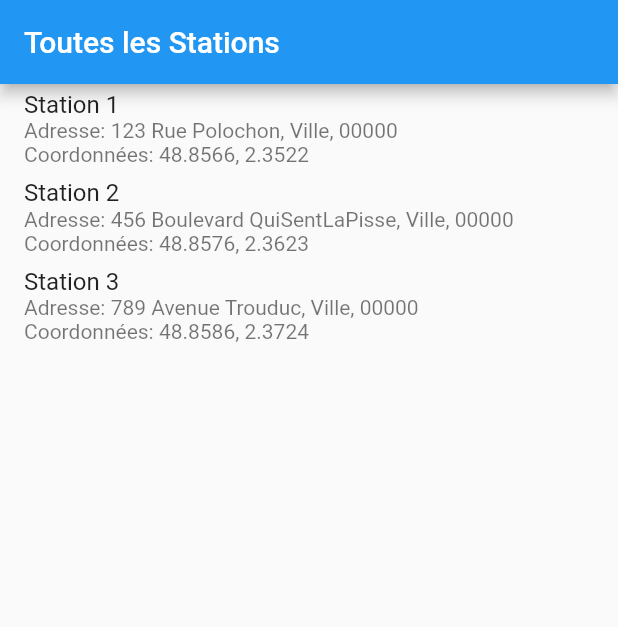
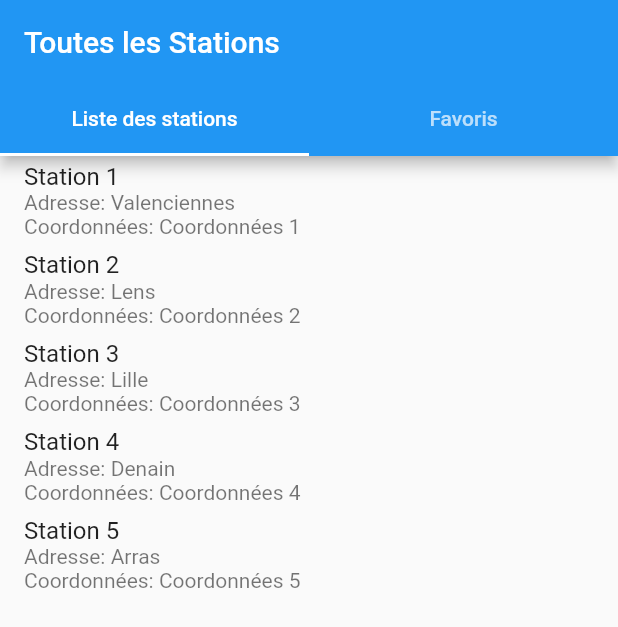
Before and after one commit to Shawigami/front-TuCarbure, a Flutter app: the screen it shows after launch, on a phone screen of 412 x 824 dp. Shown: the top 627 px of the screen. Run offline on Flutter 3.47's test engine with Material 2 defaults, Android fonts, the light colour scheme and no system bars.

Commit message:
feature\find-all-stations affichage des stations par id

```diff
--- a/lib/models/mock_data.dart
+++ b/lib/models/mock_data.dart
@@ -1,13 +1,22 @@
+// Fichier : lib/models/mock_data.dart
+
+import 'package:flutter/foundation.dart';
+
 class Station {
   final String name;
   final String address;
   final String coordinates;
 
-  Station(this.name, this.address, this.coordinates);
+  Station({required this.name, required this.address, required this.coordinates});
 }
 
 final List<Station> mockStations = <Station>[
-  Station('Station 1', '123 Rue Polochon, Ville, 00000', '48.8566, 2.3522'),
-  Station('Station 2', '456 Boulevard QuiSentLaPisse, Ville, 00000', '48.8576, 2.3623'),
-  Station('Station 3', '789 Avenue Trouduc, Ville, 00000', '48.8586, 2.3724'),
+  Station(name: 'Station 1', address: 'Valenciennes', coordinates: 'Coordonnées 1'),
+  Station(name: 'Station 2', address: 'Lens', coordinates: 'Coordonnées 2'),
+  Station(name: 'Station 3', address: 'Lille', coordinates: 'Coordonnées 3'),
+  Station(name: 'Station 4', address: 'Denain', coordinates: 'Coordonnées 4'),
+  Station(name: 'Station 5', address: 'Arras', coordinates: 'Coordonnées 5'),
+  // Ajoutez autant de stations que vous le souhaitez
 ];
+
+final ValueNotifier<List<Station>> favoriteStations = ValueNotifier(<Station>[]);
--- a/lib/views/FindAllStations.dart
+++ b/lib/views/FindAllStations.dart
@@ -4,31 +4,58 @@ import 'package:flutter/material.dart';
 import 'package:tucarbure/models/mock_data.dart';
 import 'package:tucarbure/views/StationDetailsPage.dart';
 
-class FindAllStations extends StatelessWidget {
+class FindAllStations extends StatefulWidget {
+  @override
+  _FindAllStationsState createState() => _FindAllStationsState();
+}
+
+class _FindAllStationsState extends State<FindAllStations> {
   @override
   Widget build(BuildContext context) {
-    return Scaffold(
+    return DefaultTabController(
+      length: 2,
+      child: Scaffold(
         appBar: AppBar(
           title: Text('Toutes les Stations'),
+          bottom: TabBar(
+            tabs: [
+              Tab(text: 'Liste des stations'),
+              Tab(text: 'Favoris'),
+            ],
           ),
-      body: ListView.builder(
-        itemCount: mockStations.length,
+        ),
+        body: TabBarView(
+          children: [
+            _buildStationsList(mockStations),
+            ValueListenableBuilder(
+              valueListenable: favoriteStations,
+              builder: (context, value, child) {
+                return _buildStationsList(favoriteStations.value);
+              },
+            ),
+          ],
+        ),
+      ),
+    );
+  }
+
+  Widget _buildStationsList(List<Station> stations) {
+    return ListView.builder(
+      itemCount: stations.length,
       itemBuilder: (context, index) {
         return ListTile(
-            title: Text(mockStations[index].name),
-            subtitle: Text('Adresse: ${mockStations[index].address}\nCoordonnées: ${mockStations[index].coordinates}'),
+          title: Text(stations[index].name),
+          subtitle: Text('Adresse: ${stations[index].address}\nCoordonnées: ${stations[index].coordinates}'),
           onTap: () {
-              // Naviguez vers les détails de la station lorsque vous cliquez sur une station spécifique
             Navigator.push(
               context,
               MaterialPageRoute(
-                  builder: (context) => StationDetailsPage(station: mockStations[index]),
+                builder: (context) => StationDetailsPage(station: stations[index]),
               ),
             );
           },
         );
       },
-      ),
     );
   }
 }
--- a/lib/views/StationDetailsPage.dart
+++ b/lib/views/StationDetailsPage.dart
@@ -3,30 +3,53 @@
 import 'package:flutter/material.dart';
 import 'package:tucarbure/models/mock_data.dart';
 
-
-class StationDetailsPage extends StatelessWidget {
+class StationDetailsPage extends StatefulWidget {
   final Station station;
 
   StationDetailsPage({Key? key, required this.station}) : super(key: key);
 
   @override
+  _StationDetailsPageState createState() => _StationDetailsPageState();
+}
+
+class _StationDetailsPageState extends State<StationDetailsPage> {
+  @override
   Widget build(BuildContext context) {
     return Scaffold(
       appBar: AppBar(
-        title: Text('Détails de ${station.name}'),
+        title: Text('Détails de ${widget.station.name}'),
       ),
       body: Padding(
         padding: const EdgeInsets.all(8.0),
         child: Column(
-          crossAxisAlignment: CrossAxisAlignment.start,
-          children: <Widget>[
-            Text('Nom de la station : ${station.name}'),
-            Text('Adresse : ${station.address}'),
-            Text('Coordonnées : ${station.coordinates}'),
-            // Ajoutez ici d'autres détails de la station-service.
+          children: [
+            Text('Nom: ${widget.station.name}'),
+            Text('Adresse: ${widget.station.address}'),
+            Text('Coordonnées: ${widget.station.coordinates}'),
+            IconButton(
+              icon: Icon(
+                isFavorite(widget.station) ? Icons.star : Icons.star_border,
+              ),
+              onPressed: () {
+                toggleFavorite(widget.station);
+              },
+            ),
           ],
         ),
       ),
     );
   }
+
+  bool isFavorite(Station station) {
+    return favoriteStations.value.contains(station);
+  }
+
+  void toggleFavorite(Station station) {
+    if (isFavorite(station)) {
+      favoriteStations.value = List.from(favoriteStations.value)..remove(station);
+    } else {
+      favoriteStations.value = List.from(favoriteStations.value)..add(station);
+    }
+    setState(() {}); // Met à jour l'état du widget pour mettre à jour l'icône
+  }
 }
```
Also changed, not shown: lib/main.dart (line endings or trailing spaces). Lines whose indentation alone changed are shown as unchanged.
